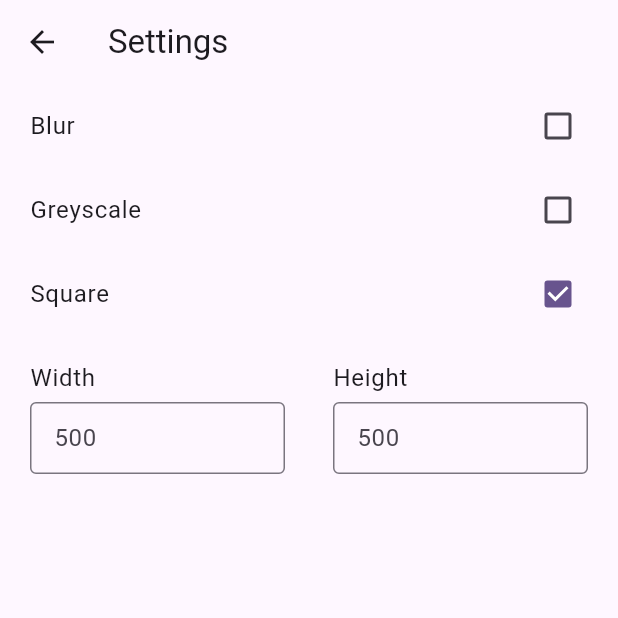
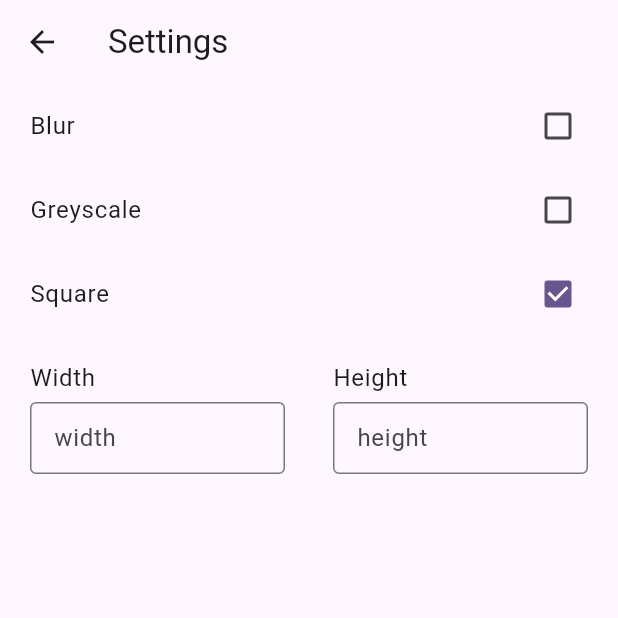
Before and after one commit to devendra456/studio, a Flutter app: the SettingScreen screen opened by its route, after a tap on "Square", on a phone screen of 412 x 824 dp, the top half of it. Run offline on Flutter 3.47's test engine with Material 2 defaults, Android fonts, the light colour scheme and no system bars; our stand-ins replace cached_network_image, connectivity_plus, dartz, dio, flutter_bloc, freezed_annotation and 4 more; accounts and stored records are empty; network calls fail.

Commit message:
size change issue fixed

```diff
--- a/lib/application/core/di.dart
+++ b/lib/application/core/di.dart
@@ -1,3 +1,4 @@
+import 'package:dio/dio.dart';
 import 'package:get_it/get_it.dart';
 import 'package:shared_preferences/shared_preferences.dart';
 import 'package:studio/application/preferences/app_preferences_impl.dart';
@@ -16,6 +17,7 @@ Future<void> setUpDi() async {
   final AppPreferences appPreferences = AppPreferencesIMPL(sharedPreferences);
   getIt.registerFactory<OnBoardingRepos>(() => onBoardingRepos);
   getIt.registerFactory<AppPreferences>(() => appPreferences);
+  getIt.registerFactory<Dio>(() => Dio());
   getIt.registerFactory<LoadImagesUseCase>(
       () => LoadImagesUseCase(onBoardingRepos));
 }
--- a/lib/presentation/settings/setting_screen.dart
+++ b/lib/presentation/settings/setting_screen.dart
@@ -1,5 +1,6 @@
 import 'package:flutter/material.dart';
 import 'package:studio/application/core/di.dart';
+import 'package:studio/application/core/show_message.dart';
 import 'package:studio/application/preferences/app_preferences.dart';
 import 'package:studio/application/preferences/app_preferences_keys.dart';
 
@@ -16,9 +17,12 @@ class _SettingScreenState extends State<SettingScreen> {
   late bool blur;
   late bool greyScale;
   late bool square;
-  int? height;
-  int? width;
+
+  // int? height;
+  // int? width;
   double blurValue = 1.0;
+  late final TextEditingController _heightController;
+  late final TextEditingController _widthController;
 
   @override
   void initState() {
@@ -75,23 +79,25 @@ class _SettingScreenState extends State<SettingScreen> {
                         height: 4,
                       ),
                       TextField(
-                        decoration: InputDecoration(
+                        controller: _widthController,
+                        decoration: const InputDecoration(
                           isDense: true,
-                          border: const OutlineInputBorder(),
-                          hintText: "${width ?? "$kInitialWidth"}",
+                          border: OutlineInputBorder(),
+                          hintText: "width",
                         ),
-                        onSubmitted: (value) {
-                          final val = int.tryParse(value) ?? kInitialWidth;
-                          if (val <= 5000) {
-                            width = val;
-                            if (square) {
-                              height = val;
-                            }
-                            setState(() {});
+                        textInputAction: TextInputAction.next,
+                        keyboardType: TextInputType.number,
+                        onChanged: (value) {
+                          final width = int.tryParse(value) ?? kInitialWidth;
+                          if (width > 5000) {
+                            ShowMessage.show(context,
+                                "width is too much! Enter less than 5000");
+                            _widthController.text = kInitialWidth.toString();
+                          }
+                          if (square) {
+                            _heightController.text = value;
                           }
                         },
-                        textInputAction: TextInputAction.next,
-                        keyboardType: TextInputType.number,
                       ),
                     ],
                   ),
@@ -111,21 +117,23 @@ class _SettingScreenState extends State<SettingScreen> {
                         height: 4,
                       ),
                       TextField(
+                        controller: _heightController,
                         readOnly: square,
-                        decoration: InputDecoration(
+                        decoration: const InputDecoration(
                           isDense: true,
-                          border: const OutlineInputBorder(),
-                          hintText: "${height ?? "$kInitialWidth"}",
+                          border: OutlineInputBorder(),
+                          hintText: "height",
                         ),
+                        onChanged: (value) {
+                          final height = int.tryParse(value) ?? kInitialHeight;
+                          if (height > 5000) {
+                            ShowMessage.show(context,
+                                "height is too much! Enter less than 5000");
+                            _heightController.text = kInitialHeight.toString();
+                          }
+                        },
                         keyboardType: TextInputType.number,
                         textInputAction: TextInputAction.done,
-                        onSubmitted: (value) {
-                          final val = int.tryParse(value) ?? kInitialWidth;
-                          if (val <= 5000) {
-                            height = val;
-                            setState(() {});
-                          }
-                        },
                       ),
                     ],
                   ),
@@ -150,7 +158,7 @@ class _SettingScreenState extends State<SettingScreen> {
 
   void onSquareChange(bool? value) {
     square = value ?? false;
-    height = width;
+    _heightController.text = _widthController.text;
     setState(() {});
   }
 
@@ -164,8 +172,10 @@ class _SettingScreenState extends State<SettingScreen> {
     } else {
       blur = false;
     }
-    height = preferences.getInt(AppPreferencesKeys.height);
-    width = preferences.getInt(AppPreferencesKeys.width);
+    int? height = preferences.getInt(AppPreferencesKeys.height);
+    int? width = preferences.getInt(AppPreferencesKeys.width);
+    _heightController = TextEditingController(text: height?.toString());
+    _widthController = TextEditingController(text: width?.toString());
     if (height != null && width != null && height == width) {
       square = true;
     } else {
@@ -193,7 +203,9 @@ class _SettingScreenState extends State<SettingScreen> {
     } else {
       preferences.setDouble(AppPreferencesKeys.blur, 0);
     }
-    preferences.setInt(AppPreferencesKeys.height, height ?? kInitialHeight);
-    preferences.setInt(AppPreferencesKeys.width, width ?? kInitialWidth);
+    preferences.setInt(AppPreferencesKeys.height,
+        int.tryParse(_heightController.text) ?? kInitialHeight);
+    preferences.setInt(AppPreferencesKeys.width,
+        int.tryParse(_widthController.text) ?? kInitialWidth);
   }
 }
--- a/pubspec.yaml
+++ b/pubspec.yaml
@@ -47,6 +47,8 @@ dependencies:
   get_it: ^7.6.0
   dartz: ^0.10.1
   share_plus: ^7.1.0
+  font_awesome_flutter: ^10.5.0
+  path_provider: ^2.1.0
 
 dev_dependencies:
   flutter_test:
```
Also changed, not shown: lib/application/core/show_message.dart (added, +11 -0 lines), lib/presentation/image_viewer/image_viewer_screen.dart (+66 -2 lines), pubspec.lock.
